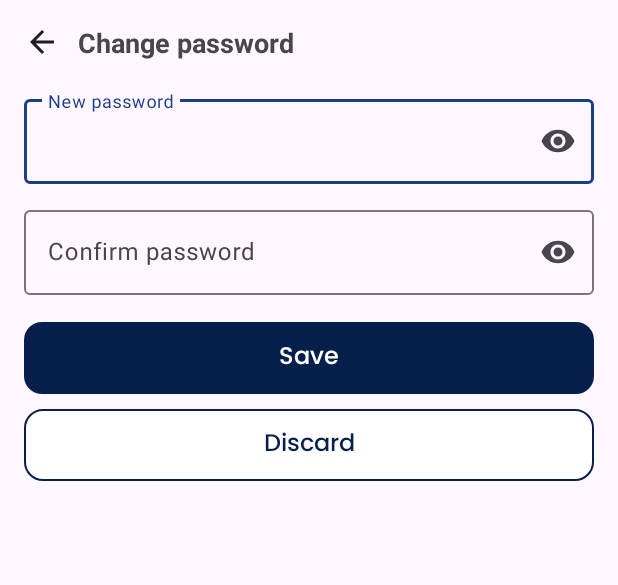
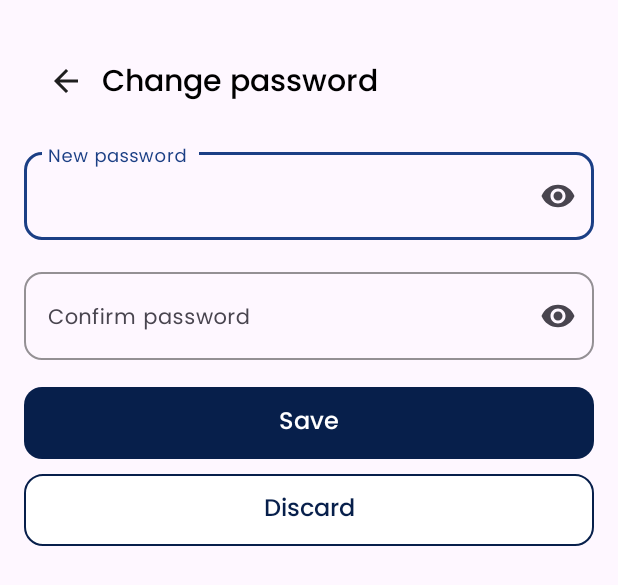
Before and after one commit to kzi-nastava/mrs-team4-Labubus, an Android app: the layout change_password.xml on its own in the app's theme, with its tools: preview values and no code run, on a phone screen of 412 x 824 dp. Shown: the top 585 px of the screen. Run offline under Robolectric (Android 15) with nearby library versions, the phone set to English and light mode, and no system bars.

Commit message:
update: change password ui updated and consistent with account settings

```diff
--- a/mobile/app/src/main/res/layout/change_password.xml
+++ b/mobile/app/src/main/res/layout/change_password.xml
@@ -10,33 +10,36 @@
         android:layout_width="match_parent"
         android:layout_height="wrap_content"
         android:gravity="center_vertical"
+        style="@style/HeaderRow"
         android:orientation="horizontal">
 
         <ImageView
             android:id="@+id/btn_back"
-            android:layout_width="24dp"
-            android:layout_height="24dp"
+            style="@style/HeaderBackIcon"
+            android:layout_marginEnd="12dp"
             android:src="@drawable/ic_back" />
 
         <TextView
             android:layout_width="wrap_content"
             android:layout_height="wrap_content"
-            android:layout_marginStart="12dp"
-            android:text="Change password"
-            android:textSize="18sp"
-            android:textStyle="bold" />
+            android:includeFontPadding="false"
+            style="@style/HeaderTitle"
+            android:text="@string/change_password"
+            />
     </LinearLayout>
 
     <com.google.android.material.textfield.TextInputLayout
         android:id="@+id/til_new"
         android:layout_width="match_parent"
         android:layout_height="wrap_content"
-        android:layout_marginTop="20dp"
-        android:hint="New password"
+        android:layout_marginTop="16dp"
+        style="@style/InputBoxLayout"
+        android:hint="@string/new_password"
         app:endIconMode="password_toggle">
 
         <com.google.android.material.textfield.TextInputEditText
             android:id="@+id/et_new"
+            style="@style/InputBoxEditText"
             android:layout_width="match_parent"
             android:layout_height="wrap_content"
             android:inputType="textPassword" />
@@ -46,12 +49,14 @@
         android:id="@+id/til_confirm"
         android:layout_width="match_parent"
         android:layout_height="wrap_content"
-        android:layout_marginTop="12dp"
-        android:hint="Confirm password"
+        style="@style/InputBoxLayout"
+        android:layout_marginTop="16dp"
+        android:hint="@string/confirm_password"
         app:endIconMode="password_toggle">
 
         <com.google.android.material.textfield.TextInputEditText
             android:id="@+id/et_confirm"
+            style="@style/InputBoxEditText"
             android:layout_width="match_parent"
             android:layout_height="wrap_content"
             android:inputType="textPassword" />
@@ -61,8 +66,8 @@
         android:id="@+id/txt_error"
         android:layout_width="wrap_content"
         android:layout_height="wrap_content"
-        android:layout_marginTop="8dp"
-        android:text="Passwords do not match"
+        android:paddingLeft="16dp"
+        android:text="@string/password_mismatch_error"
         android:textColor="#D32F2F"
         android:visibility="gone" />
 
--- a/mobile/app/src/main/res/values/strings.xml
+++ b/mobile/app/src/main/res/values/strings.xml
@@ -25,4 +25,7 @@
     <string name="account_information">Account information</string>
     <string name="email">Email</string>
     <string name="mock_password">********</string>
+    <string name="new_password">New password\n</string>
+    <string name="confirm_password">Confirm password</string>
+    <string name="password_mismatch_error">Passwords do not match</string>
 </resources>
```
